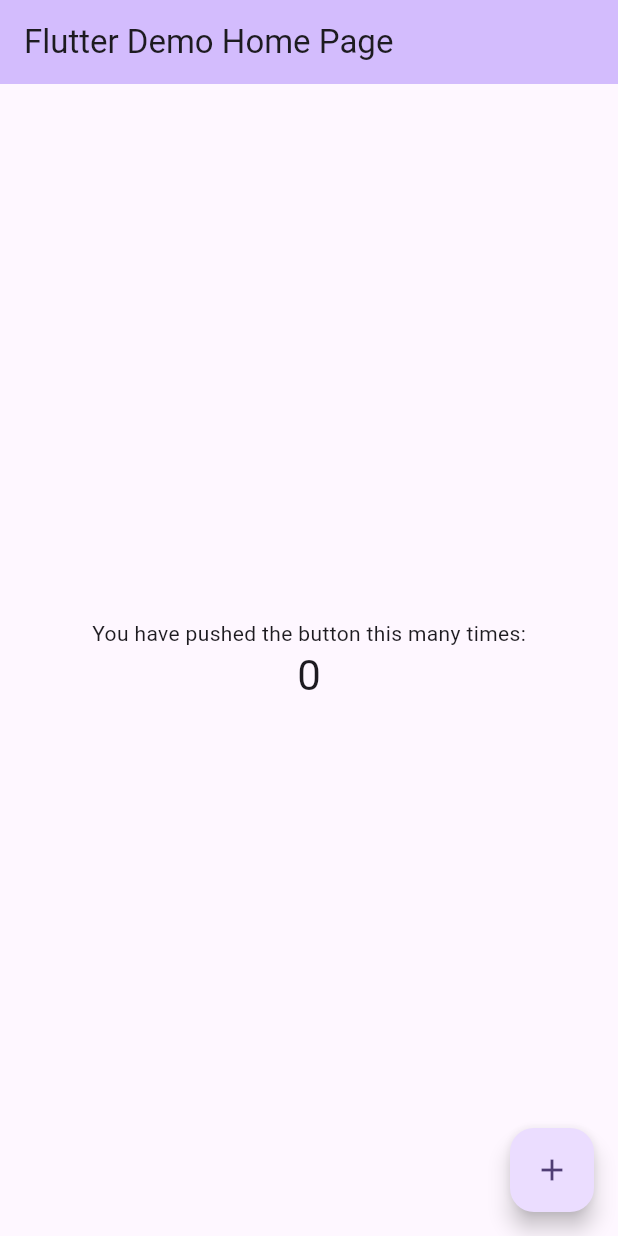
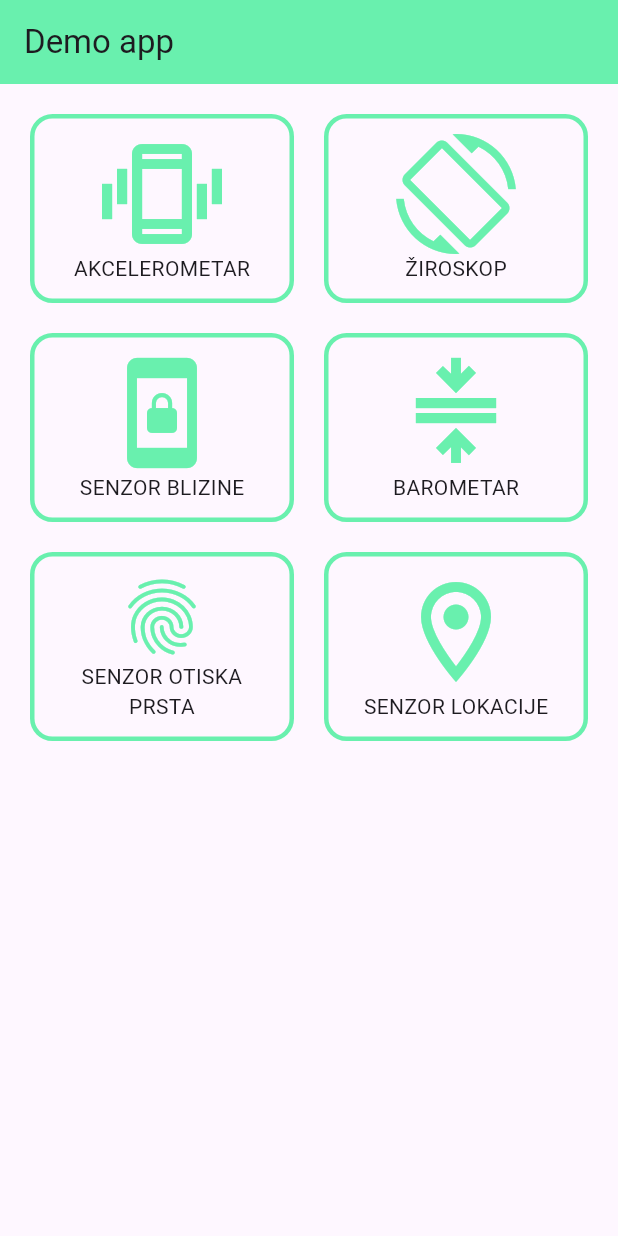
Before and after one commit to MartinFerenda/DEVICEShift, a Flutter app: the screen it shows after launch, on a phone screen of 412 x 824 dp. Run offline on Flutter 3.47's test engine with Material 3 defaults, Android fonts, the phone set to English and light mode, and no system bars; our stand-ins replace local_auth, location, sensors_plus; missing offline and left inert: flutter_barometer_plugin, proximity_sensor.

Commit message:
Demo app Fully implemented Demo app showing usage of different sensors on mobile device.

```diff
--- /dev/null
+++ b/lib/feature/common/sensor_type.dart
@@ -0,0 +1,9 @@
+enum SensorsType {
+  accelerometer,
+  gyroscope,
+  proximitySensor,
+  barometer,
+  fingerprintSensor,
+  temperatureSensor,
+  locationSensor,
+}
--- a/lib/main.dart
+++ b/lib/main.dart
@@ -1,4 +1,7 @@
+import 'package:device_shift/feature/common/sensor_type.dart';
 import 'package:flutter/material.dart';
+
+import 'feature/show_results/show_results_screen.dart';
 
 void main() {
   runApp(const MyApp());
@@ -7,47 +10,22 @@ void main() {
 class MyApp extends StatelessWidget {
   const MyApp({super.key});
 
-  // This widget is the root of your application.
   @override
   Widget build(BuildContext context) {
     return MaterialApp(
-      title: 'Flutter Demo',
+      title: 'Demo app',
       theme: ThemeData(
-        // This is the theme of your application.
-        //
-        // TRY THIS: Try running your application with "flutter run". You'll see
-        // the application has a purple toolbar. Then, without quitting the app,
-        // try changing the seedColor in the colorScheme below to Colors.green
-        // and then invoke "hot reload" (save your changes or press the "hot
-        // reload" button in a Flutter-supported IDE, or press "r" if you used
-        // the command line to start the app).
-        //
-        // Notice that the counter didn't reset back to zero; the application
-        // state is not lost during the reload. To reset the state, use hot
-        // restart instead.
-        //
-        // This works for code too, not just values: Most code changes can be
-        // tested with just a hot reload.
         colorScheme: ColorScheme.fromSeed(seedColor: Colors.deepPurple),
         useMaterial3: true,
       ),
-      home: const MyHomePage(title: 'Flutter Demo Home Page'),
+      debugShowCheckedModeBanner: false,
+      home: const MyHomePage(title: 'Demo app'),
     );
   }
 }
 
 class MyHomePage extends StatefulWidget {
   const MyHomePage({super.key, required this.title});
-
-  // This widget is the home page of your application. It is stateful, meaning
-  // that it has a State object (defined below) that contains fields that affect
-  // how it looks.
-
-  // This class is the configuration for the state. It holds the values (in this
-  // case the title) provided by the parent (in this case the App widget) and
-  // used by the build method of the State. Fields in a Widget subclass are
-  // always marked "final".
-
   final String title;
 
   @override
@@ -55,70 +33,206 @@ class MyHomePage extends StatefulWidget {
 }
 
 class _MyHomePageState extends State<MyHomePage> {
-  int _counter = 0;
-
-  void _incrementCounter() {
-    setState(() {
-      // This call to setState tells the Flutter framework that something has
-      // changed in this State, which causes it to rerun the build method below
-      // so that the display can reflect the updated values. If we changed
-      // _counter without calling setState(), then the build method would not be
-      // called again, and so nothing would appear to happen.
-      _counter++;
-    });
-  }
 
   @override
   Widget build(BuildContext context) {
-    // This method is rerun every time setState is called, for instance as done
-    // by the _incrementCounter method above.
-    //
-    // The Flutter framework has been optimized to make rerunning build methods
-    // fast, so that you can just rebuild anything that needs updating rather
-    // than having to individually change instances of widgets.
     return Scaffold(
       appBar: AppBar(
-        // TRY THIS: Try changing the color here to a specific color (to
-        // Colors.amber, perhaps?) and trigger a hot reload to see the AppBar
-        // change color while the other colors stay the same.
-        backgroundColor: Theme.of(context).colorScheme.inversePrimary,
-        // Here we take the value from the MyHomePage object that was created by
-        // the App.build method, and use it to set our appbar title.
+        backgroundColor: Colors.greenAccent,
         title: Text(widget.title),
       ),
       body: Center(
-        // Center is a layout widget. It takes a single child and positions it
-        // in the middle of the parent.
+        child: Padding(
+          padding: EdgeInsetsGeometry.all(20),
           child: Column(
-          // Column is also a layout widget. It takes a list of children and
-          // arranges them vertically. By default, it sizes itself to fit its
-          // children horizontally, and tries to be as tall as its parent.
-          //
-          // Column has various properties to control how it sizes itself and
-          // how it positions its children. Here we use mainAxisAlignment to
-          // center the children vertically; the main axis here is the vertical
-          // axis because Columns are vertical (the cross axis would be
-          // horizontal).
-          //
-          // TRY THIS: Invoke "debug painting" (choose the "Toggle Debug Paint"
-          // action in the IDE, or press "p" in the console), to see the
-          // wireframe for each widget.
-          mainAxisAlignment: MainAxisAlignment.center,
+            mainAxisAlignment: MainAxisAlignment.start,
             children: <Widget>[
-            const Text(
-              'You have pushed the button this many times:',
+              Row(
+                mainAxisAlignment: MainAxisAlignment.spaceAround,
+                children: [
+                  Expanded(
+                    child: GestureDetector(
+                      child: Container(
+                        decoration: BoxDecoration(
+                          border: Border.all(
+                            width: 3,
+                            color: Colors.greenAccent,
                           ),
-            Text(
-              '$_counter',
-              style: Theme.of(context).textTheme.headlineMedium,
+                          borderRadius: BorderRadius.all(Radius.circular(15)),
+                        ),
+                        child: Padding(padding: EdgeInsetsGeometry.all(10),
+                          child: Column(
+                            children: [
+                              Icon(Icons.edgesensor_high_outlined, color: Colors.greenAccent, size: 80,),
+                              Text("AKCELEROMETAR"),
+                            ],
+                          ),
+                        ),
+                      ),
+                      onTap: () {
+                        Navigator.push(
+                            context,
+                            MaterialPageRoute(builder: (context) => ShowResultsScreen(title: "Podaci akcelerometra", sensorType: SensorsType.accelerometer))
+                        );
+                      },
+                    ),
+                  ),
+                  SizedBox(width: 20),
+                  Expanded(
+                    child: GestureDetector(
+                      child: Container(
+                        decoration: BoxDecoration(
+                          border: Border.all(
+                            width: 3,
+                            color: Colors.greenAccent,
+                          ),
+                          borderRadius: BorderRadius.all(Radius.circular(15)),
+                        ),
+                        child: Padding(padding: EdgeInsetsGeometry.all(10),
+                          child: Column(
+                            children: [
+                              Icon(Icons.screen_rotation_outlined, color: Colors.greenAccent, size: 80,),
+                              Text("ŽIROSKOP"),
+                            ],
+                          ),
+                        ),
+                      ),
+                      onTap: () {
+                        Navigator.push(
+                            context,
+                            MaterialPageRoute(builder: (context) => ShowResultsScreen(title: "Podaci žiroskopa", sensorType: SensorsType.gyroscope))
+                        );
+                      },
+                    ),
+                  ),
+                ],
+              ),
+              SizedBox(width: 20, height: 20),
+              Row(
+                mainAxisAlignment: MainAxisAlignment.spaceAround,
+                children: [
+                  Expanded(
+                    child: GestureDetector(
+                      child: Container(
+                        decoration: BoxDecoration(
+                          border: Border.all(
+                            width: 3,
+                            color: Colors.greenAccent,
+                          ),
+                          borderRadius: BorderRadius.all(Radius.circular(15)),
+                        ),
+                        child: Padding(padding: EdgeInsetsGeometry.all(10),
+                          child: Column(
+                            children: [
+                              Icon(Icons.screen_lock_portrait_outlined, color: Colors.greenAccent, size: 80,),
+                              Text("SENZOR BLIZINE"),
+                            ],
+                          ),
+                        ),
+                      ),
+                      onTap: () {
+                        Navigator.push(
+                            context,
+                            MaterialPageRoute(builder: (context) => ShowResultsScreen(title: "Podaci senzora blizine", sensorType: SensorsType.proximitySensor))
+                        );
+                      },
+                    ),
+                  ),
+                  SizedBox(width: 20),
+                  Expanded(
+                    child: GestureDetector(
+                      child: Container(
+                        decoration: BoxDecoration(
+                          border: Border.all(
+                            width: 3,
+                            color: Colors.greenAccent,
+                          ),
+                          borderRadius: BorderRadius.all(Radius.circular(15)),
+                        ),
+                        child: Padding(padding: EdgeInsetsGeometry.all(10),
+                          child: Column(
+                            children: [
+                              Icon(Icons.compress_outlined, color: Colors.greenAccent, size: 80,),
+                              Text("BAROMETAR"),
+                            ],
+                          ),
+                        ),
+                      ),
+                      onTap: () {
+                        Navigator.push(
+                            context,
+                            MaterialPageRoute(builder: (context) => ShowResultsScreen(title: "Podaci barometra", sensorType: SensorsType.barometer))
+                        );
+                      },
+                    ),
+                  ),
+                ],
+              ),
+              SizedBox(width: 20, height: 20),
+              Row(
+                mainAxisAlignment: MainAxisAlignment.spaceAround,
+                crossAxisAlignment: CrossAxisAlignment.center,
+                children: [
+                  Expanded(
+                    child: GestureDetector(
+                      child: Container(
+                        decoration: BoxDecoration(
+                          border: Border.all(
+                            width: 3,
+                            color: Colors.greenAccent,
+                          ),
+                          borderRadius: BorderRadius.all(Radius.circular(15)),
+                        ),
+                        child: Padding(padding: EdgeInsetsGeometry.all(10),
+                          child: Column(
+                            children: [
+                              Icon(Icons.fingerprint_outlined, color: Colors.greenAccent, size: 60,),
+                              Text("SENZOR OTISKA PRSTA", textAlign: TextAlign.center,),
+                            ],
+                          ),
+                        ),
+                      ),
+                      onTap: () {
+                        Navigator.push(
+                            context,
+                            MaterialPageRoute(builder: (context) => ShowResultsScreen(title: "Podaci senzora otiska prsta", sensorType: SensorsType.fingerprintSensor))
+                        );
+                      },
+                    ),
+                  ),
+                  SizedBox(width: 20),
+                  Expanded(
+                    child: GestureDetector(
+                      child: Container(
+                        decoration: BoxDecoration(
+                          border: Border.all(
+                            width: 3,
+                            color: Colors.greenAccent,
+                          ),
+                          borderRadius: BorderRadius.all(Radius.circular(15)),
+                        ),
+                        child: Padding(padding: EdgeInsetsGeometry.all(10),
+                          child: Column(
+                            children: [
+                              Icon(Icons.location_on_outlined, color: Colors.greenAccent, size: 80,),
+                              Text("SENZOR LOKACIJE"),
+                            ],
+                          ),
+                        ),
+                      ),
+                      onTap: () {
+                        Navigator.push(
+                            context,
+                            MaterialPageRoute(builder: (context) => ShowResultsScreen(title: "Podaci senzora lokacije", sensorType: SensorsType.locationSensor))
+                        );
+                      },
+                    ),
+                  ),
+                ],
               ),
             ],
           ),
         ),
-      floatingActionButton: FloatingActionButton(
-        onPressed: _incrementCounter,
-        tooltip: 'Increment',
-        child: const Icon(Icons.add),
       ), // This trailing comma makes auto-formatting nicer for build methods.
     );
   }
--- a/pubspec.yaml
+++ b/pubspec.yaml
@@ -34,6 +34,12 @@ dependencies:
   # The following adds the Cupertino Icons font to your application.
   # Use with the CupertinoIcons class for iOS style icons.
   cupertino_icons: ^1.0.8
+  sensors_plus: ^6.1.1
+  proximity_sensor: ^1.3.8
+  flutter_barometer_plugin: ^0.0.1+3
+  local_auth: ^2.3.0
+  location: ^8.0.1
+#  environment_sensors: ^0.3.0
 
 dev_dependencies:
   flutter_test:
```
Also changed, not shown: lib/feature/show_results/show_results_screen.dart (added, +392 -0 lines), pubspec.lock, 4 other files. Lines whose indentation alone changed are shown as unchanged.
